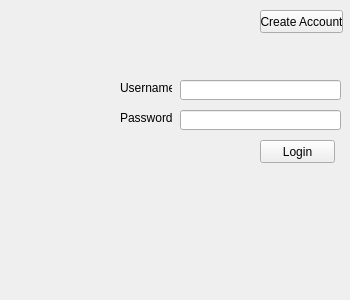
Qt form StudyMeet/login.ui (DanielCChavez/StudyMeet) before a commit.
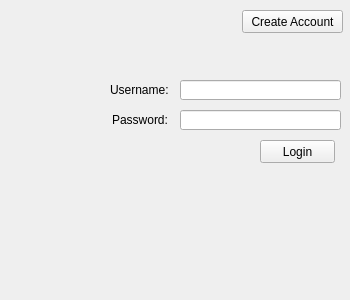
The same form after that commit.

Commit message: small changes to login.UI button/label size

The edit to the form file:
```diff
--- a/StudyMeet/login.ui
+++ b/StudyMeet/login.ui
@@ -40,10 +40,10 @@
   <widget class="QLabel" name="usernameLabel">
    <property name="geometry">
     <rect>
-     <x>120</x>
+     <x>110</x>
      <y>80</y>
-     <width>52</width>
-     <height>16</height>
+     <width>71</width>
+     <height>20</height>
     </rect>
    </property>
    <property name="text">
@@ -84,9 +84,9 @@
   <widget class="QPushButton" name="createAccountButton">
    <property name="geometry">
     <rect>
-     <x>260</x>
+     <x>242</x>
      <y>10</y>
-     <width>83</width>
+     <width>101</width>
      <height>23</height>
     </rect>
    </property>
@@ -97,10 +97,10 @@
   <widget class="QLabel" name="passwordLabel">
    <property name="geometry">
     <rect>
-     <x>120</x>
+     <x>112</x>
      <y>110</y>
-     <width>53</width>
-     <height>16</height>
+     <width>61</width>
+     <height>20</height>
     </rect>
    </property>
    <property name="text">
```
The commit also changes 2 other files.
